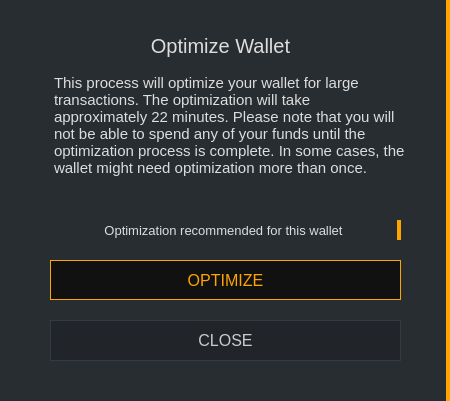
Qt form src/gui/ui/transactionconfirmation.ui (ConcealNetwork/conceal-desktop) before a commit.
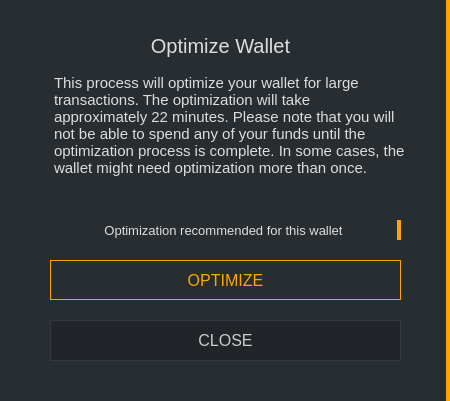
The same form after that commit.

What changed in the file:
```diff
--- a/src/gui/ui/transactionconfirmation.ui
+++ b/src/gui/ui/transactionconfirmation.ui
@@ -125,7 +125,7 @@
      </font>
     </property>
     <property name="styleSheet">
-     <string notr="true">QPushButton#m_optimizeButton {color: orange; background-color: #111111; border: 1px solid orange; font-size: 16px;}
+     <string notr="true">QPushButton#m_optimizeButton {color: orange;  border: 1px solid orange; font-size: 16px;}
 
 QPushButton#m_optimizeButton:hover {color: orange; background-color: #111111; border: 2px solid orange; font-size: 16px;}</string>
     </property>
```
Left out of the diff: 2 changed lines with no effect on the pictures.
